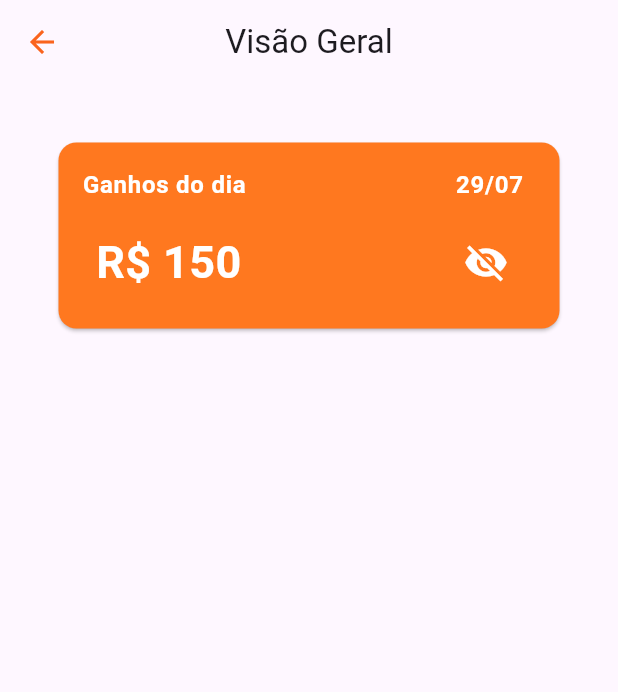
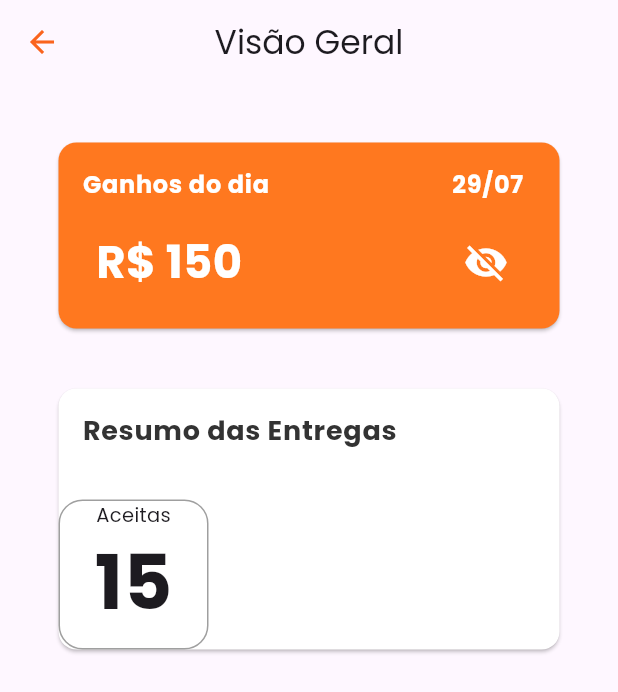
Before and after one commit to igregorioneto/FlutterProjects, a Flutter app: the OverviewPage screen opened directly, on a phone screen of 412 x 824 dp. Shown: the top 692 px of the screen. Run offline on Flutter 3.47's test engine with Material 3 defaults, Android fonts, the phone set to English and light mode, and no system bars; our stand-ins replace animate_do, animated_text_kit, bloc, carousel_slider, dio, fl_chart and 18 more; missing offline and left inert: asyncstate, dart:ffi, flutter_getit, function_tree; accounts and stored records are empty; generated files the repository leaves out were written again; project files that could hold a hidden picture were left out.

Commit message:
feat: constructing cards overview

```diff
--- a/delivery_people/lib/src/pages/overview/overview_page.dart
+++ b/delivery_people/lib/src/pages/overview/overview_page.dart
@@ -23,7 +23,10 @@ class _OverviewPageState extends State<OverviewPage> {
   Widget build(BuildContext context) {
     return Scaffold(
       appBar: AppBar(
-        title: Text('Visão Geral'),
+        title: Text(
+          'Visão Geral',
+          style: TextStyle(fontFamily: 'Poppins'),
+        ),
         centerTitle: true,
         leading: IconButton(
           icon: Icon(Icons.arrow_back_outlined, color: AppColors.orange),
@@ -47,7 +50,7 @@ class _OverviewPageState extends State<OverviewPage> {
                           fontSize: 16,
                           fontWeight: FontWeight.bold,
                           color: AppColors.white,
-                      ),
+                          fontFamily: 'Poppins'),
                     ),
                     trailing: Text(
                       '29/07',
@@ -55,7 +58,7 @@ class _OverviewPageState extends State<OverviewPage> {
                           fontSize: 16,
                           fontWeight: FontWeight.bold,
                           color: AppColors.white,
-                      ),
+                          fontFamily: 'Poppins'),
                     ),
                   ),
                   Padding(
@@ -70,7 +73,7 @@ class _OverviewPageState extends State<OverviewPage> {
                                     fontSize: 30,
                                     fontWeight: FontWeight.bold,
                                     color: AppColors.white,
-                                ),
+                                    fontFamily: 'Poppins'),
                               )
                             : Container(
                                 color: AppColors.white,
@@ -79,7 +82,9 @@ class _OverviewPageState extends State<OverviewPage> {
                               ),
                         ButtonSimpleIconCustomWidget(
                           click: visibledValue,
-                          icon: _isVisibledValue ? Icons.visibility_off : Icons.visibility,
+                          icon: _isVisibledValue
+                              ? Icons.visibility_off
+                              : Icons.visibility,
                           color: AppColors.white,
                           size: 30,
                         ),
@@ -90,6 +95,65 @@ class _OverviewPageState extends State<OverviewPage> {
                 ],
               ),
             ),
+
+            SizedBox(height: 32),
+
+            // Card Resumo das entregas
+            Card(
+              color: AppColors.white,
+              child: Column(
+                children: [
+                  ListTile(
+                    title: Text(
+                      'Resumo das Entregas',
+                      style: TextStyle(
+                        fontSize: 18,
+                        fontWeight: FontWeight.bold,
+                        color: AppColors.black,
+                        fontFamily: 'Poppins',
+                      ),
+                    ),
+                  ),
+                  SizedBox(height: 18),
+                  Row(
+                    children: [
+                      Container(
+                        width: 100,
+                        height: 100,
+                        decoration: BoxDecoration(
+                          borderRadius: BorderRadius.circular(16),
+                          border: Border.all(
+                            color: AppColors.gray3,
+                            width: 1,
+                          ),
+                        ),
+                        child: Column(
+                          children: [
+                            Text(
+                              'Aceitas',
+                              style: TextStyle(
+                                fontSize: 13,
+                                fontFamily: 'Poppins',
+                              ),
+                            ),
+                            Text(
+                              '15',
+                              style: TextStyle(
+                                fontSize: 50,
+                                fontFamily: 'Poppins',
+                                fontWeight: FontWeight.bold,
+                              ),
+                            ),
+                          ],
+                        ),
+                      ),
+                    ],
+                  ),
+                ],
+              ),
+            ),
+
+            // Card Iniciar nova entrega
           ],
         ),
       ),
```
Lines whose indentation alone changed are shown as unchanged.
